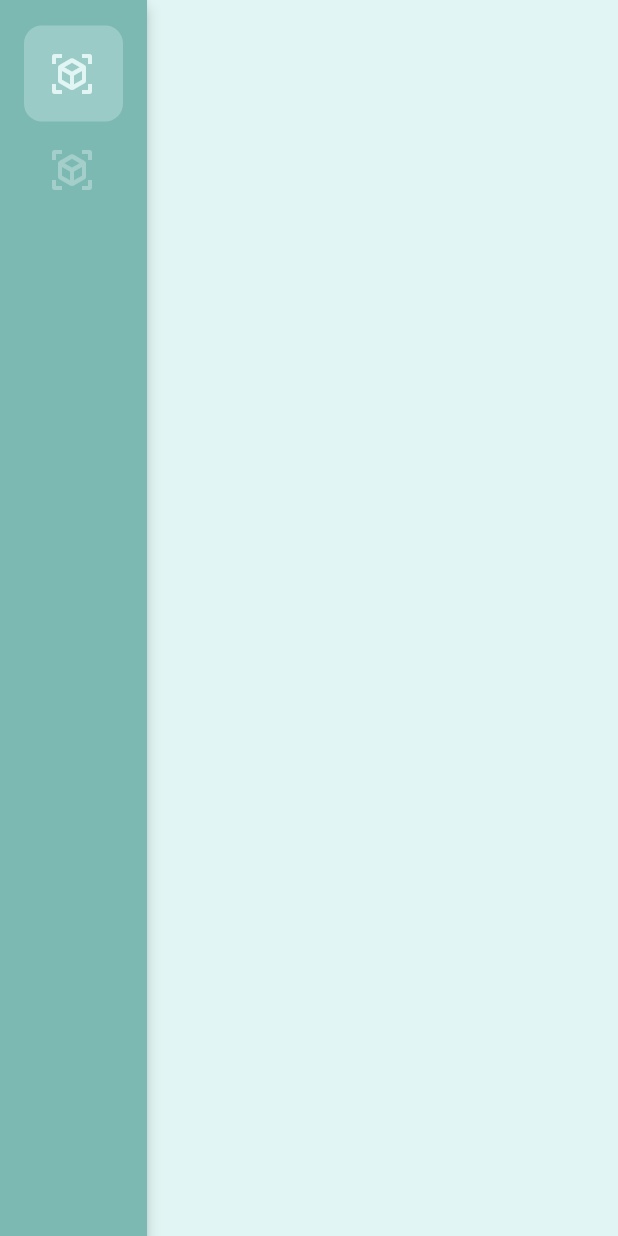
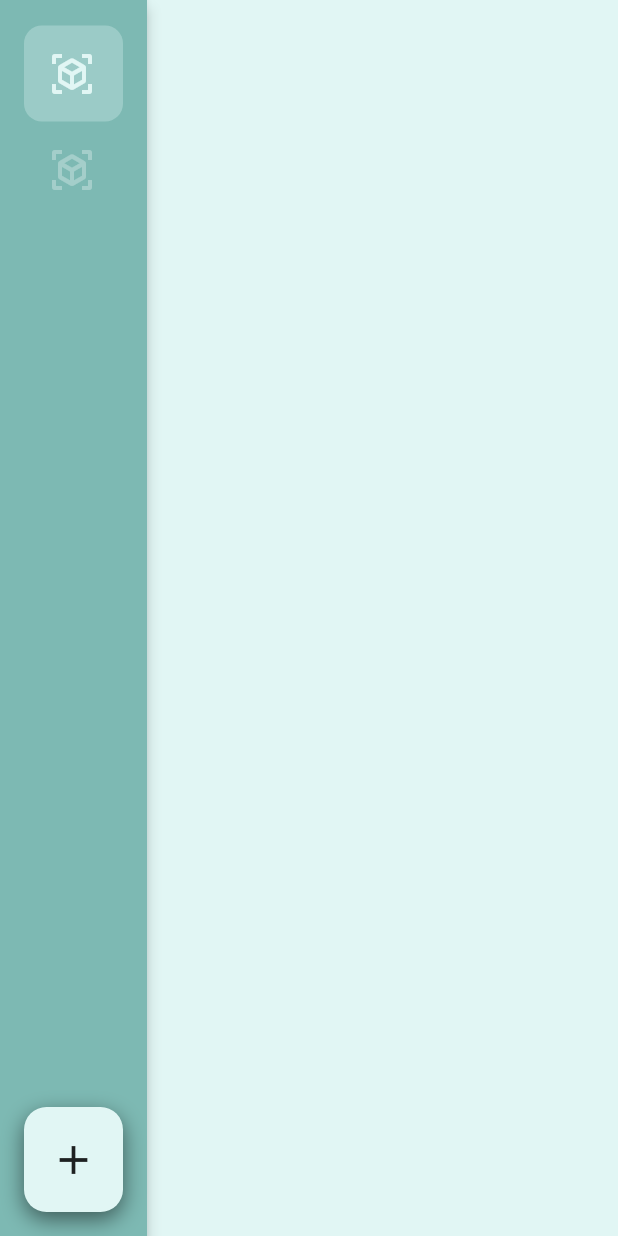
Before and after one commit to minhdangphuoc/flutter-3d-viewer, a Flutter app: the screen it shows after launch, on a phone screen of 412 x 824 dp. Run offline on Flutter 3.47's test engine with Material 2 defaults, Android fonts, the light colour scheme and no system bars.

Commit message:
Add the button Upload

```diff
--- /dev/null
+++ b/src/three_d_viewer/lib/commons/bouncing_button.dart
@@ -0,0 +1,94 @@
+import 'package:flutter/material.dart';
+
+import '../theme.dart';
+
+class BouncingButton extends StatefulWidget {
+  @override
+  _BouncingButtonState createState() => _BouncingButtonState();
+}
+
+class _BouncingButtonState extends State<BouncingButton>
+    with SingleTickerProviderStateMixin {
+  late double _scale;
+  late AnimationController _controller;
+  @override
+  void initState() {
+    _controller = AnimationController(
+      vsync: this,
+      duration: Duration(
+        milliseconds: 500,
+      ),
+      lowerBound: 0.0,
+      upperBound: 0.1,
+    )..addListener(() {
+        setState(() {});
+      });
+    super.initState();
+  }
+
+  @override
+  void dispose() {
+    super.dispose();
+    _controller.dispose();
+  }
+
+  @override
+  Widget build(BuildContext context) {
+    _scale = 1 - _controller.value;
+    return Container(
+      child: Padding(
+        padding: const EdgeInsets.all(16.0),
+        child: GestureDetector(
+          onTapDown: _tapDown,
+          onTapUp: _tapUp,
+          child: Transform.scale(
+            scale: _scale,
+            child: _animatedButton(),
+          ),
+        ),
+      ),
+    );
+  }
+
+  Widget _animatedButton() {
+    return Container(
+      height: 70,
+      width: 320,
+      decoration: BoxDecoration(
+        borderRadius: BorderRadius.circular(15.0),
+        boxShadow: [
+          BoxShadow(
+            color: Color(0x80000000),
+            blurRadius: 12.0,
+            offset: Offset(0.0, 5.0),
+          ),
+        ],
+        color: selectedColor,
+      ),
+      child: Center(
+        child: MediaQuery.of(context).size.width > 540
+            ? Text(
+                'Add new file',
+                style: TextStyle(
+                    fontFamily: 'WorkSans',
+                    fontWeight: FontWeight.w500,
+                    fontSize: 22,
+                    color: Colors.black),
+              )
+            : Icon(
+                Icons.add,
+                size: 32.0,
+              ),
+      ),
+    );
+  }
+
+  void _tapDown(TapDownDetails details) {
+    _controller.forward();
+    print('upload');
+  }
+
+  void _tapUp(TapUpDetails details) {
+    _controller.reverse();
+  }
+}
--- a/src/three_d_viewer/lib/commons/collapsing_navigation_drawer_widget.dart
+++ b/src/three_d_viewer/lib/commons/collapsing_navigation_drawer_widget.dart
@@ -1,5 +1,7 @@
 import '../custom_navigation_drawer.dart';
 import 'package:flutter/material.dart';
+
+import 'bouncing_button.dart';
 
 class CollapsingNavigationDrawer extends StatefulWidget {
   @override
@@ -87,8 +89,9 @@ class CollapsingNavigationDrawerState extends State<CollapsingNavigationDrawer>
               ),
             ),
             SizedBox(
-              height: 32.0,
+              height: 20.0,
             ),
+            BouncingButton()
           ],
         ),
       ),
--- a/src/three_d_viewer/lib/main.dart
+++ b/src/three_d_viewer/lib/main.dart
@@ -1,3 +1,4 @@
+import 'commons/bouncing_button.dart';
 import 'custom_navigation_drawer.dart';
 import 'package:flutter/material.dart';
 
@@ -21,14 +22,14 @@ class MyHomePage extends StatelessWidget {
   @override
   Widget build(BuildContext context) {
     return Scaffold(
-
-      drawer: CollapsingNavigationDrawer(),
-      body: Stack(
-        children: <Widget>[
-          Container(color: selectedColor,),
-          CollapsingNavigationDrawer()
-        ],
-      )
-    );
+        drawer: CollapsingNavigationDrawer(),
+        body: Stack(
+          children: <Widget>[
+            Container(
+              color: selectedColor,
+            ),
+            CollapsingNavigationDrawer(),
+          ],
+        ));
   }
 }
```
Also changed, not shown: src/three_d_viewer/lib/theme.dart (line endings or trailing spaces), src/three_d_viewer/pubspec.lock.
